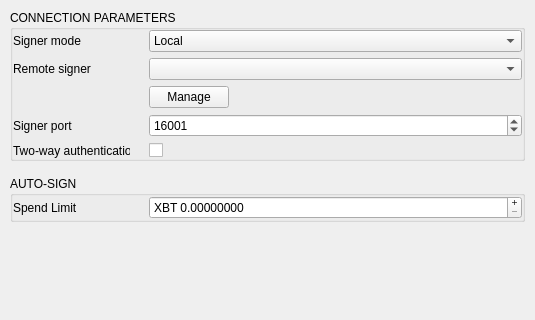
The window that BlockSettleUILib/Settings/SignerSettingsPage.ui (BlockSettle/terminal) describes before a commit, drawn with Qt 5; both pictures show x 0 to 535 and y 0 to 320 of the 535 by 472 pixel window.
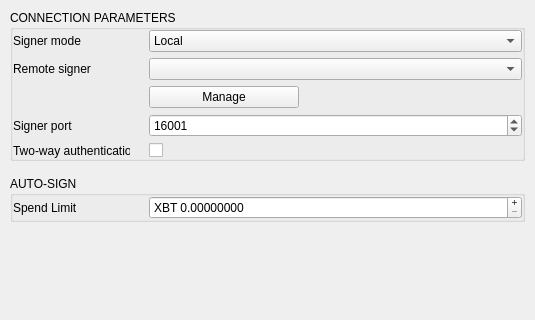
The same window after the commit. Icons and pictures are not drawn.

Commit message: Terminal ui fixes: -Only have desktop icons for Terminal and Signer -Set staging server to default for dev version -On copy of Armory/Client Key. Use same copy logic on button as we have in the signer -The placing of menu here is very different and “jumps” -Increase size of manage button -Ensure the port setting has same width as other boxes -Have a slightly wider default width of name, address, and port, it look too narrow right now -Have a top bar so that the first row doesn’t look cut (same for armoryDB management)

```diff
--- a/BlockSettleUILib/Settings/SignerSettingsPage.ui
+++ b/BlockSettleUILib/Settings/SignerSettingsPage.ui
@@ -168,6 +168,12 @@
          </property>
          <item>
           <widget class="QPushButton" name="pushButtonManageSignerKeys">
+           <property name="minimumSize">
+            <size>
+             <width>150</width>
+             <height>0</height>
+            </size>
+           </property>
            <property name="text">
             <string>Manage</string>
            </property>
```
The commit also changes 5 other files.
